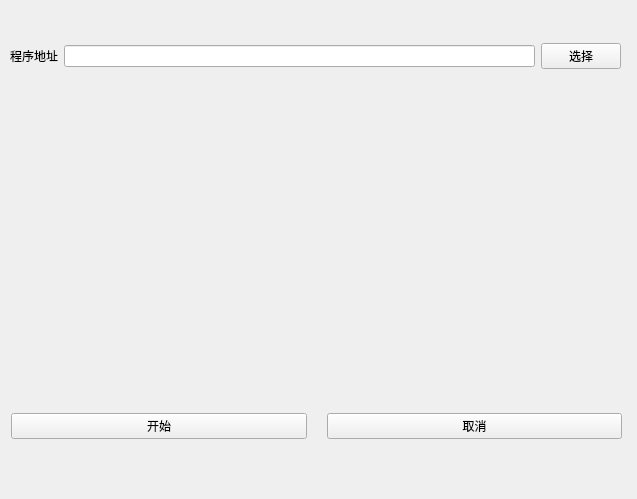
nie11kun/HorizonJuicerCreator, file removecommitwindow.ui: the form before one commit.
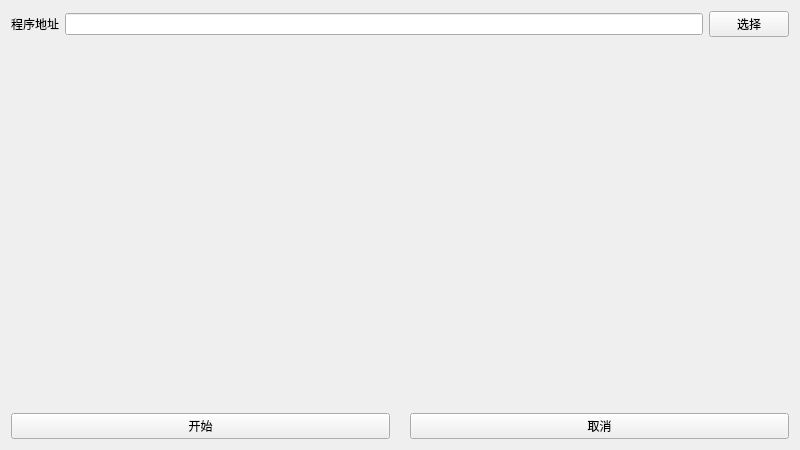
The form after the commit.

Patch:
```diff
--- a/removecommitwindow.ui
+++ b/removecommitwindow.ui
@@ -6,22 +6,15 @@
    <rect>
     <x>0</x>
     <y>0</y>
-    <width>637</width>
-    <height>499</height>
+    <width>800</width>
+    <height>450</height>
    </rect>
   </property>
   <property name="windowTitle">
    <string>Form</string>
   </property>
-  <widget class="QWidget" name="">
-   <property name="geometry">
-    <rect>
-     <x>10</x>
-     <y>40</y>
-     <width>611</width>
-     <height>32</height>
-    </rect>
-   </property>
+  <layout class="QVBoxLayout" name="verticalLayout_2" stretch="1,2,1">
+   <item>
    <layout class="QHBoxLayout" name="horizontalLayout">
     <item>
      <widget class="QLabel" name="labelDir">
@@ -35,52 +28,21 @@
     </item>
     <item>
      <widget class="QPushButton" name="pushButtonDir">
+       <property name="minimumSize">
+        <size>
+         <width>80</width>
+         <height>0</height>
+        </size>
+       </property>
       <property name="text">
        <string>选择</string>
       </property>
      </widget>
     </item>
    </layout>
-  </widget>
-  <widget class="QWidget" name="">
-   <property name="geometry">
-    <rect>
-     <x>11</x>
-     <y>410</y>
-     <width>611</width>
-     <height>32</height>
-    </rect>
-   </property>
-   <layout class="QHBoxLayout" name="horizontalLayout_2">
-    <property name="spacing">
-     <number>20</number>
-    </property>
-    <item>
-     <widget class="QPushButton" name="pushButtonStart">
-      <property name="text">
-       <string>开始</string>
-      </property>
-     </widget>
     </item>
     <item>
-     <widget class="QPushButton" name="pushButtonCancel">
-      <property name="text">
-       <string>取消</string>
-      </property>
-     </widget>
-    </item>
-   </layout>
-  </widget>
-  <widget class="QWidget" name="">
-   <property name="geometry">
-    <rect>
-     <x>240</x>
-     <y>140</y>
-     <width>152</width>
-     <height>180</height>
-    </rect>
-   </property>
-   <layout class="QVBoxLayout" name="verticalLayout">
+    <layout class="QVBoxLayout" name="verticalLayout" stretch="1,3">
     <item>
      <widget class="QLabel" name="labelInfo">
       <property name="text">
@@ -92,6 +54,15 @@
      </widget>
     </item>
     <item>
+      <layout class="QHBoxLayout" name="horizontalLayout_3" stretch="1,1,1">
+       <item>
+        <widget class="QLabel" name="labelLayout1">
+         <property name="text">
+          <string/>
+         </property>
+        </widget>
+       </item>
+       <item>
      <widget class="QLabel" name="labelProcess">
       <property name="sizePolicy">
        <sizepolicy hsizetype="Preferred" vsizetype="Preferred">
@@ -125,8 +96,39 @@
       </property>
      </widget>
     </item>
-   </layout>
-  </widget>
+       <item>
+        <widget class="QLabel" name="labelLayout1_2">
+         <property name="text">
+          <string/>
+         </property>
+        </widget>
+       </item>
+      </layout>
+     </item>
+    </layout>
+   </item>
+   <item>
+    <layout class="QHBoxLayout" name="horizontalLayout_2">
+     <property name="spacing">
+      <number>20</number>
+     </property>
+     <item>
+      <widget class="QPushButton" name="pushButtonStart">
+       <property name="text">
+        <string>开始</string>
+       </property>
+      </widget>
+     </item>
+     <item>
+      <widget class="QPushButton" name="pushButtonCancel">
+       <property name="text">
+        <string>取消</string>
+       </property>
+      </widget>
+     </item>
+    </layout>
+   </item>
+  </layout>
  </widget>
  <resources/>
  <connections/>
```
Lines whose indentation alone changed are shown as unchanged.
